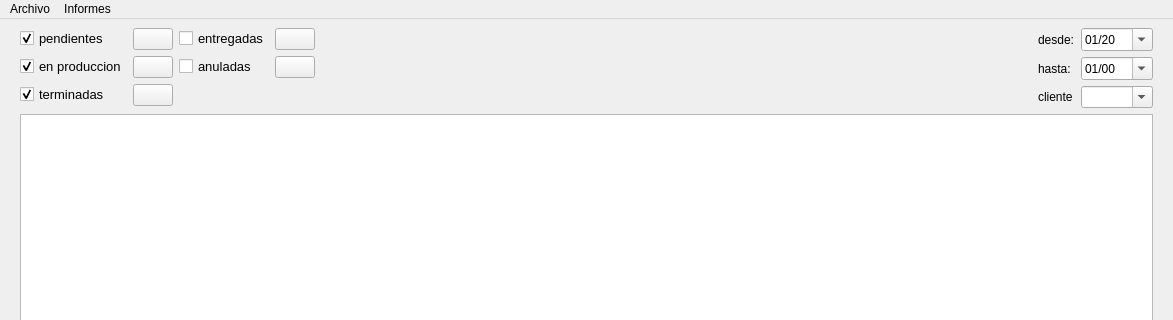
Above: infomesasmain.ui from waltermas-gitter/infomesas-gui before the change; both pictures show x 0 to 1173 and y 0 to 320 of the 1173 by 799 pixel window. Below: the same form after it.
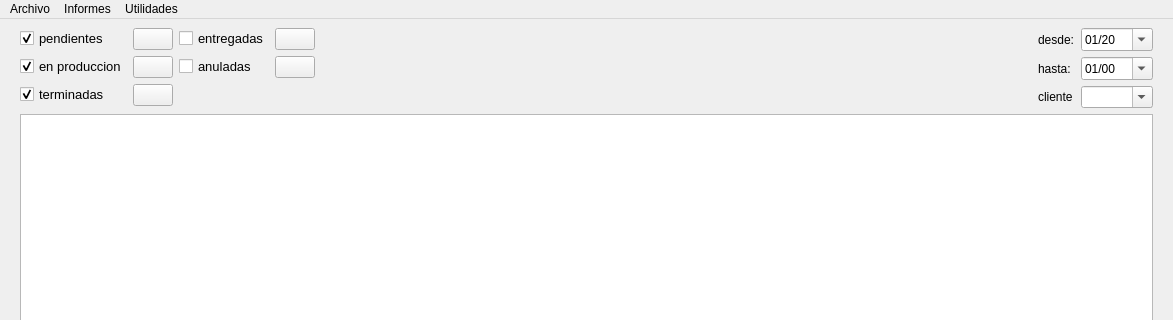
That is the form after the change. Icons and pictures are not drawn.

Patch:
```diff
--- a/infomesasmain.ui
+++ b/infomesasmain.ui
@@ -357,8 +357,15 @@
     <addaction name="actionImprimirPendientes"/>
     <addaction name="actionPedidosPorMes"/>
    </widget>
+   <widget class="QMenu" name="menuUtilidades">
+    <property name="title">
+     <string>Utilidades</string>
+    </property>
+    <addaction name="actionDuplicarPedido"/>
+   </widget>
    <addaction name="menuArchivo"/>
    <addaction name="menuInformes"/>
+   <addaction name="menuUtilidades"/>
   </widget>
   <widget class="QStatusBar" name="statusbar"/>
   <action name="actionSalir">
```
Left out of the diff: 5 changed lines with no effect on the pictures.
